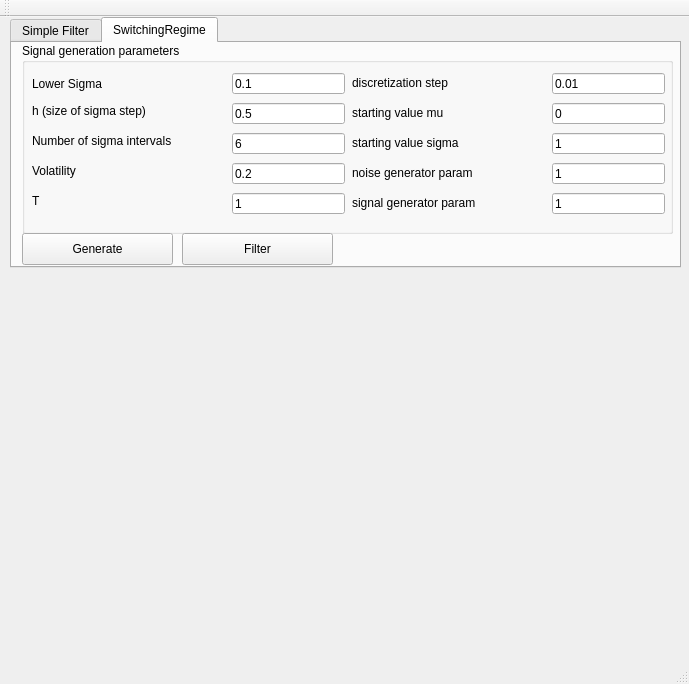
This is mainwindow.ui in ilyamisyura/filtrationcomplex as Qt 5 draws it before an edit. The edited form follows.
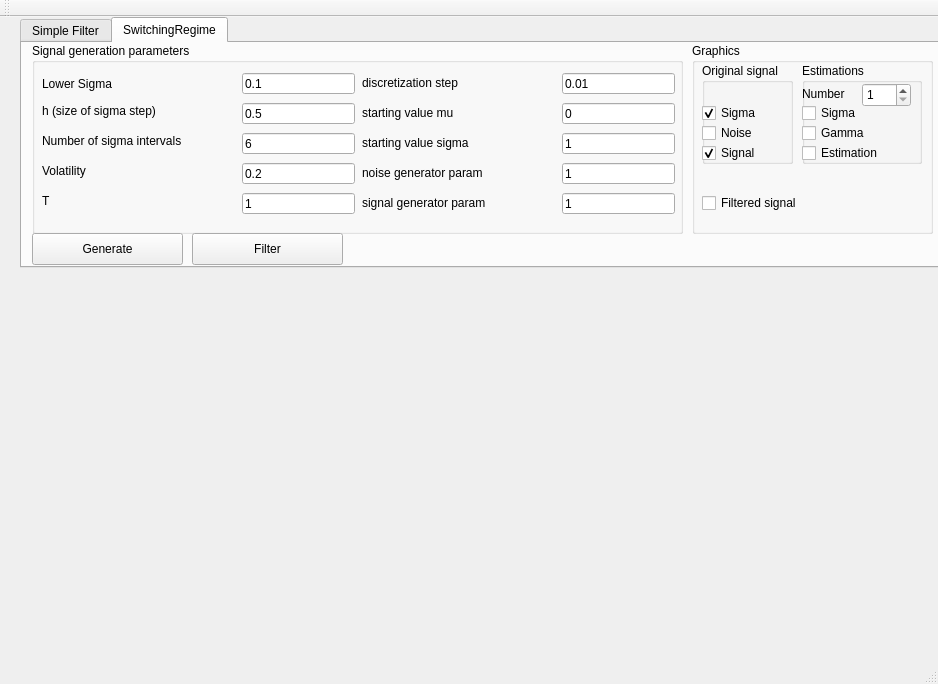
This is the edited form. Custom widgets are drawn as their Qt base class.

The edit to the form file:
```diff
--- a/mainwindow.ui
+++ b/mainwindow.ui
@@ -6,7 +6,7 @@
    <rect>
     <x>0</x>
     <y>0</y>
-    <width>689</width>
+    <width>938</width>
     <height>684</height>
    </rect>
   </property>
@@ -17,9 +17,9 @@
    <widget class="QTabWidget" name="tabWidget">
     <property name="geometry">
      <rect>
-      <x>10</x>
+      <x>20</x>
       <y>0</y>
-      <width>671</width>
+      <width>921</width>
       <height>251</height>
      </rect>
     </property>
@@ -548,6 +548,171 @@
        <string>Filter</string>
       </property>
      </widget>
+     <widget class="QGroupBox" name="graphicsGroupBox">
+      <property name="geometry">
+       <rect>
+        <x>670</x>
+        <y>0</y>
+        <width>241</width>
+        <height>191</height>
+       </rect>
+      </property>
+      <property name="title">
+       <string>Graphics</string>
+      </property>
+      <widget class="QGroupBox" name="groupBox_2">
+       <property name="geometry">
+        <rect>
+         <x>10</x>
+         <y>20</y>
+         <width>91</width>
+         <height>101</height>
+        </rect>
+       </property>
+       <property name="title">
+        <string>Original signal</string>
+       </property>
+       <widget class="QCheckBox" name="signalSigmaCheckBox">
+        <property name="geometry">
+         <rect>
+          <x>0</x>
+          <y>40</y>
+          <width>87</width>
+          <height>20</height>
+         </rect>
+        </property>
+        <property name="text">
+         <string>Sigma</string>
+        </property>
+        <property name="checked">
+         <bool>true</bool>
+        </property>
+       </widget>
+       <widget class="QCheckBox" name="signalNoiseCheckBox">
+        <property name="geometry">
+         <rect>
+          <x>0</x>
+          <y>60</y>
+          <width>87</width>
+          <height>20</height>
+         </rect>
+        </property>
+        <property name="text">
+         <string>Noise</string>
+        </property>
+       </widget>
+       <widget class="QCheckBox" name="signalCheckBox">
+        <property name="geometry">
+         <rect>
+          <x>0</x>
+          <y>80</y>
+          <width>87</width>
+          <height>20</height>
+         </rect>
+        </property>
+        <property name="text">
+         <string>Signal</string>
+        </property>
+        <property name="checked">
+         <bool>true</bool>
+        </property>
+       </widget>
+      </widget>
+      <widget class="QGroupBox" name="groupBox_3">
+       <property name="geometry">
+        <rect>
+         <x>110</x>
+         <y>20</y>
+         <width>120</width>
+         <height>101</height>
+        </rect>
+       </property>
+       <property name="title">
+        <string>Estimations</string>
+       </property>
+       <widget class="QSpinBox" name="spinBox">
+        <property name="geometry">
+         <rect>
+          <x>60</x>
+          <y>20</y>
+          <width>49</width>
+          <height>24</height>
+         </rect>
+        </property>
+        <property name="minimum">
+         <number>1</number>
+        </property>
+        <property name="maximum">
+         <number>1000</number>
+        </property>
+       </widget>
+       <widget class="QLabel" name="label_3">
+        <property name="geometry">
+         <rect>
+          <x>0</x>
+          <y>20</y>
+          <width>71</width>
+          <height>21</height>
+         </rect>
+        </property>
+        <property name="text">
+         <string>Number</string>
+        </property>
+       </widget>
+       <widget class="QCheckBox" name="estimationSigmaCheckBox">
+        <property name="geometry">
+         <rect>
+          <x>0</x>
+          <y>40</y>
+          <width>87</width>
+          <height>20</height>
+         </rect>
+        </property>
+        <property name="text">
+         <string>Sigma</string>
+        </property>
+       </widget>
+       <widget class="QCheckBox" name="estimationGammaCheckBox">
+        <property name="geometry">
+         <rect>
+          <x>0</x>
+          <y>60</y>
+          <width>87</width>
+          <height>20</height>
+         </rect>
+        </property>
+        <property name="text">
+         <string>Gamma</string>
+        </property>
+       </widget>
+       <widget class="QCheckBox" name="estimationCheckBox">
+        <property name="geometry">
+         <rect>
+          <x>0</x>
+          <y>80</y>
+          <width>87</width>
+          <height>20</height>
+         </rect>
+        </property>
+        <property name="text">
+         <string>Estimation</string>
+        </property>
+       </widget>
+      </widget>
+      <widget class="QCheckBox" name="filteredSignalCheckBox">
+       <property name="geometry">
+        <rect>
+         <x>10</x>
+         <y>150</y>
+         <width>121</width>
+         <height>20</height>
+        </rect>
+       </property>
+       <property name="text">
+        <string>Filtered signal</string>
+       </property>
+      </widget>
+     </widget>
     </widget>
    </widget>
    <widget class="QCustomPlot" name="plot" native="true">
@@ -555,7 +720,7 @@
      <rect>
       <x>10</x>
       <y>260</y>
-      <width>671</width>
+      <width>921</width>
       <height>361</height>
      </rect>
     </property>
```
Left out of the diff: 2 changed lines with no effect on the pictures.
